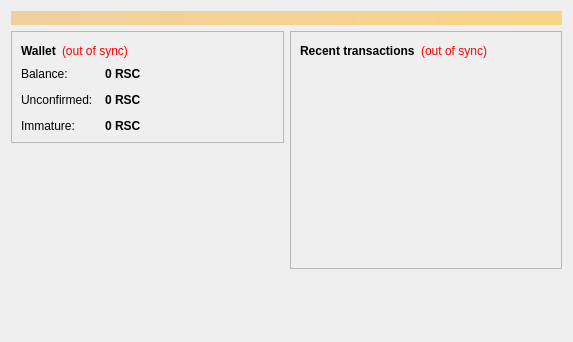
micryon/GPUcoin, file src/qt/forms/overviewpage.ui: the form before one commit.
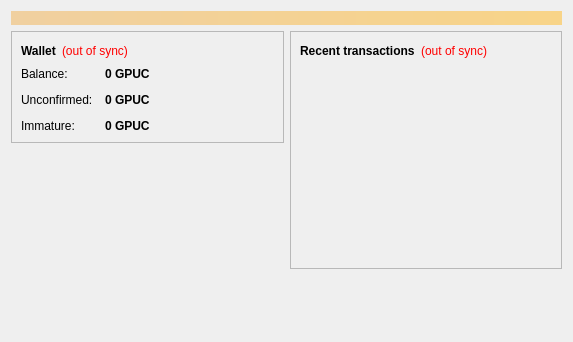
The form after the commit.

Commit message: changed symbol from RSC to GPUC

Diff of the .ui file:
```diff
--- a/src/qt/forms/overviewpage.ui
+++ b/src/qt/forms/overviewpage.ui
@@ -122,7 +122,7 @@
                <string>Your current balance</string>
               </property>
               <property name="text">
-               <string notr="true">0 RSC</string>
+               <string notr="true">0 GPUC</string>
               </property>
               <property name="textInteractionFlags">
                <set>Qt::LinksAccessibleByMouse|Qt::TextSelectableByKeyboard|Qt::TextSelectableByMouse</set>
@@ -151,7 +151,7 @@
                <string>Total of transactions that have yet to be confirmed, and do not yet count toward the current balance</string>
               </property>
               <property name="text">
-               <string notr="true">0 RSC</string>
+               <string notr="true">0 GPUC</string>
               </property>
               <property name="textInteractionFlags">
                <set>Qt::LinksAccessibleByMouse|Qt::TextSelectableByKeyboard|Qt::TextSelectableByMouse</set>
@@ -177,7 +177,7 @@
                <string>Mined balance that has not yet matured</string>
               </property>
               <property name="text">
-               <string notr="true">0 RSC</string>
+               <string notr="true">0 GPUC</string>
               </property>
               <property name="textInteractionFlags">
                <set>Qt::LinksAccessibleByMouse|Qt::TextSelectableByKeyboard|Qt::TextSelectableByMouse</set>
```
The commit also changes 3 other files.
